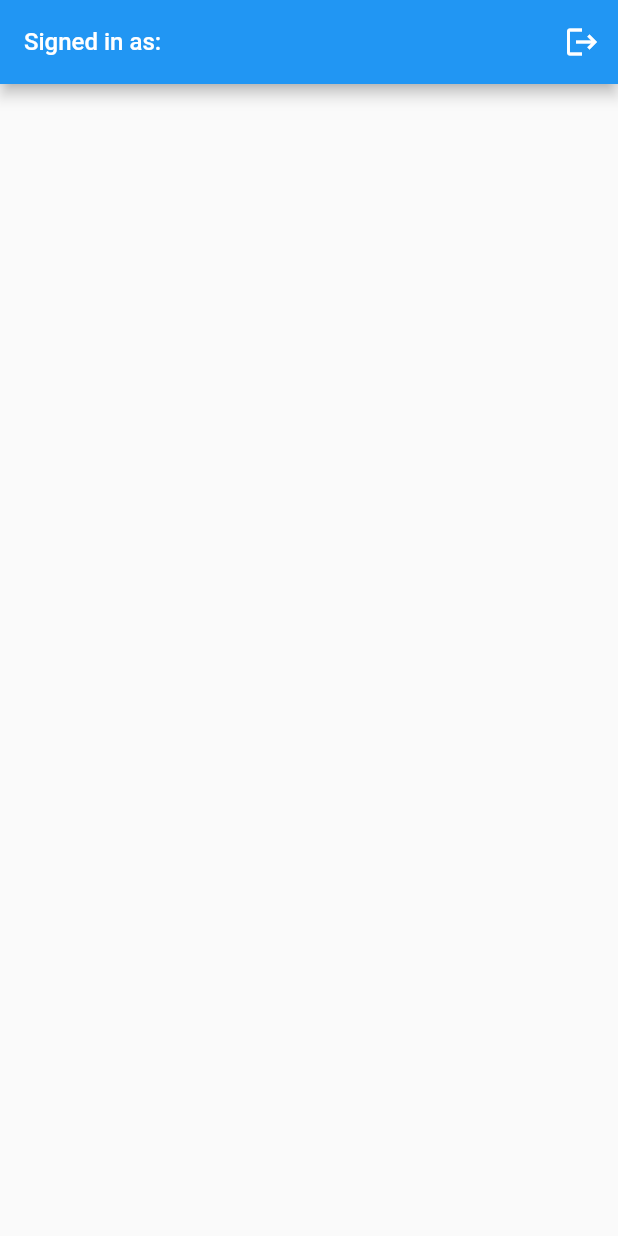
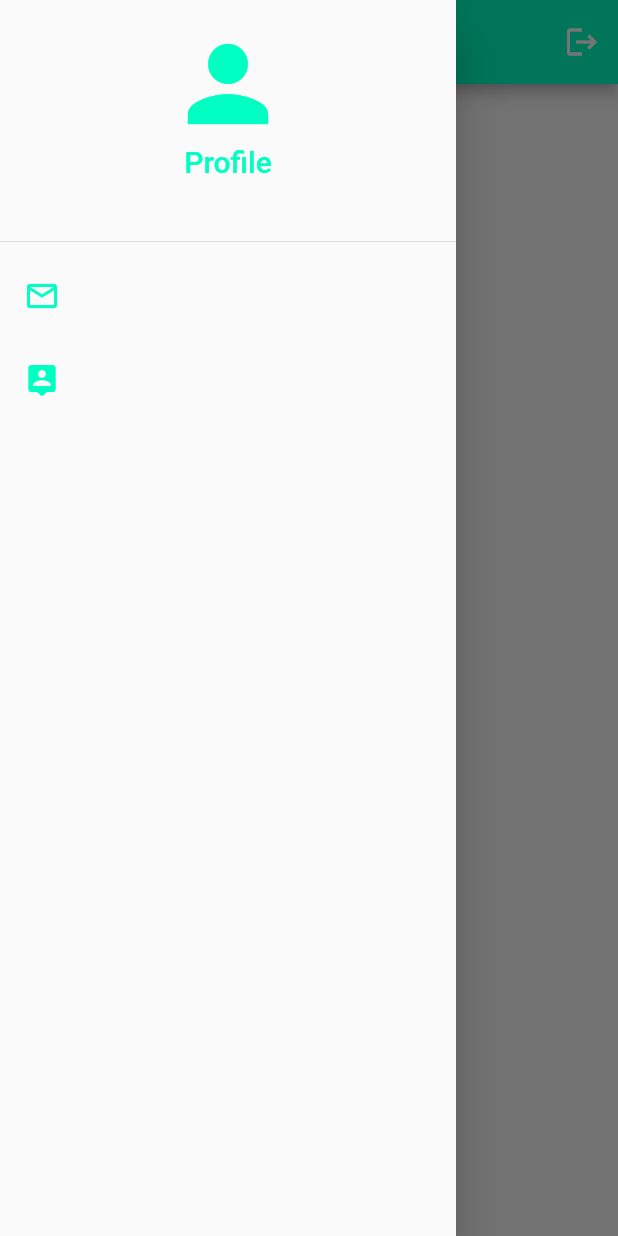
Before and after one commit to Emirlan-Zhanakeev/tracker, a Flutter app: the screen it shows once a user with an empty profile is signed in, with the side drawer open (before the commit the screen has no drawer), on a phone screen of 412 x 824 dp. Run offline on Flutter 3.47's test engine with Material 2 defaults, Android fonts, the phone set to English and light mode, and no system bars; our stand-ins replace cloud_firestore, firebase_auth, firebase_core, google_sign_in; accounts and stored records are empty; network calls fail.

```diff
--- a/lib/auth_pages/auth_page.dart
+++ b/lib/auth_pages/auth_page.dart
@@ -4,9 +4,14 @@ import 'home_page.dart';
 import 'login.dart';
 import 'login_or_register_page.dart';
 
-class AuthPage extends StatelessWidget {
+class AuthPage extends StatefulWidget {
   const AuthPage({Key? key}) : super(key: key);
 
+  @override
+  State<AuthPage> createState() => _AuthPageState();
+}
+
+class _AuthPageState extends State<AuthPage> {
   @override
   Widget build(BuildContext context) {
     return Scaffold(
--- a/lib/auth_pages/home_page.dart
+++ b/lib/auth_pages/home_page.dart
@@ -1,12 +1,11 @@
 import 'package:cloud_firestore/cloud_firestore.dart';
 import 'package:firebase_auth/firebase_auth.dart';
 import 'package:flutter/material.dart';
-import 'package:medicine_tracker/read%20data/get_user_name.dart';
-import 'package:medicine_tracker/read data/get_user_name.dart';
 
 ///removing all duplicates in the list
 extension DuplicateRemoval<T> on List<T> {
-  List<T> get removeAllDuplicates => [
+  List<T> get removeAllDuplicates =>
+      [
         ...{...this}
       ];
 }
@@ -32,25 +31,87 @@ class _HomePageState extends State<HomePage> {
   ///get docIDs
   Future getDocId() async {
     await FirebaseFirestore.instance.collection('users').get().then(
-          (snapshot) => snapshot.docs.forEach(
-            (document) {
+          (snapshot) =>
+          snapshot.docs.forEach(
+                (document) {
               print(document.reference);
               docIDs.add(document.reference.id);
             },
           ),
-        );
+    );
   }
 
   final CollectionReference users =
-      FirebaseFirestore.instance.collection('users');
+  FirebaseFirestore.instance.collection('users');
+/*
+  _fetch() async {
+    if (user != null) {
+      await FirebaseFirestore.instance
+          .collection('users')
+          .doc(user.uid)
+          .get()
+          .then(
+              (ds) {
+            String myName = ds.data['first name'];
+          }).catchError(e) {
+        print(e);
+      };
+    }
+  }
+*/
 
   @override
   Widget build(BuildContext context) {
     return Scaffold(
+        drawer: Drawer(
+          child: ListView(
+            children: [
+              DrawerHeader(
+                child: Column(
+                  children: const [
+                    Icon(
+                      Icons.person,
+                      color: Color.fromRGBO(0, 255, 194, 100),
+                      size: 80,
+                    ),
+                    Text(
+                      'Profile',
+                      style: TextStyle(
+                          color: Color.fromRGBO(0, 255, 194, 100),
+                          fontSize: 20),
+                    )
+                  ],
+                ),
+              ),
+              ListTile(
+                leading: const Icon(
+                  Icons.email_outlined,
+                  color: Color.fromRGBO(0, 255, 194, 100),
+                ),
+                title: Text(
+                  user.email!,
+                  style: const TextStyle(fontSize: 15),
+                ),
+              ),
+              ListTile(
+                leading: const Icon(
+                  Icons.person_pin_rounded,
+                  color: Color.fromRGBO(0, 255, 194, 100),
+                ),
+                title: Text(
+                  user.uid,
+                  style: const TextStyle(fontSize: 15),
+                ),
+              ),
+            ],
+          ),
+        ),
         appBar: AppBar(
-          title: Text(
-            "Signed in as: ${user.email!}",
-            style: const TextStyle(fontSize: 16),
+          backgroundColor: const Color.fromRGBO(0, 255, 194, 100),
+          centerTitle: true,
+          title: const Text(
+            "Menu",
+            style: TextStyle(fontSize: 16),
           ),
           actions: const [
             IconButton(
@@ -68,13 +129,13 @@ class _HomePageState extends State<HomePage> {
               return ListView.builder(
                 itemCount: streamSnapshot.data!.docs.length,
                 itemBuilder: (context, index) {
-                  final DocumentSnapshot documentSnapshot = streamSnapshot.data!.docs[index];
-                  if (documentSnapshot['email'] == user.email) {
-
-                  }
+                  final DocumentSnapshot documentSnapshot =
+                  streamSnapshot.data!.docs[index];
+                  if (documentSnapshot['email'] == user.email) {}
                   return Card(
                     margin: const EdgeInsets.all(10),
                     child: ListTile(
+                      leading: Text(documentSnapshot['email']),
                       title: Text(documentSnapshot['first name']),
                       subtitle: Text(documentSnapshot['age'].toString()),
                     ),
@@ -109,10 +170,6 @@ class _HomePageState extends State<HomePage> {
               child: CircularProgressIndicator(),
             );
           },
-        )
-
-
-
-        );
+        ));
   }
 }
--- a/lib/auth_pages/register_page.dart
+++ b/lib/auth_pages/register_page.dart
@@ -5,6 +5,7 @@ import 'package:medicine_tracker/components/button.dart';
 import 'package:medicine_tracker/components/square_tile.dart';
 import 'package:medicine_tracker/services/auth_service.dart';
 import '../components/text_field.dart';
+import 'home_page.dart';
 
 class RegisterPage extends StatefulWidget {
   final Function()? onTap;
@@ -62,8 +63,8 @@ class _RegisterPageState extends State<RegisterPage> {
         addUserDetails(
           userNameController.text.trim(),
           userSurnameController.text.trim(),
-          userPasswordController.text.trim(),
-          // userEmailController.text.trim(),
+          //userPasswordController.text.trim(),
+          userEmailController.text.trim(),
           int.parse(
             userAgeController.text.trim(),
           ),
@@ -103,6 +104,7 @@ class _RegisterPageState extends State<RegisterPage> {
         'last name': lastName,
         'email': email,
         'age': age,
+        'uid' : user.uid,
         // 'password': password,
       },
     );
--- a/pubspec.yaml
+++ b/pubspec.yaml
@@ -39,6 +39,7 @@ dependencies:
   firebase_auth: ^4.2.4
   google_sign_in: ^5.4.2
   cloud_firestore: ^4.3.1
+  authentication_repository: ^2.0.0+3
 
 dev_dependencies:
   flutter_test:
```
Also changed, not shown: lib/auth_pages/profile_page.dart (added, +65 -0 lines), pubspec.lock.
